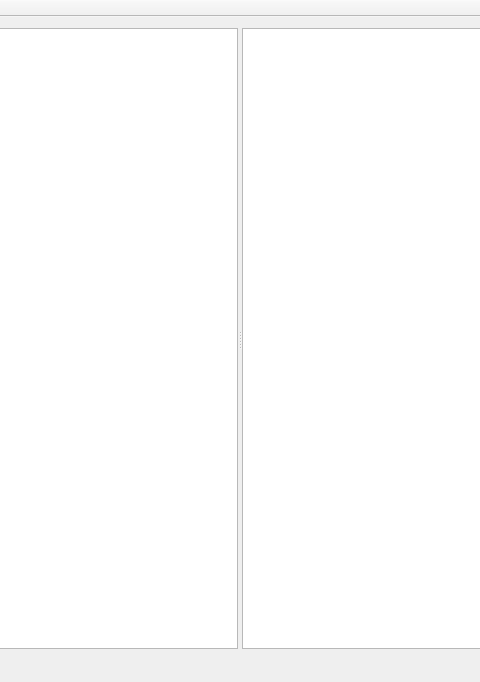
Above: cmainwindow.ui from birkeh/qtJukeBox before the change; both pictures show x 322 to 802 and y 0 to 682 of the 1124 by 682 pixel window. Below: the same form after it.
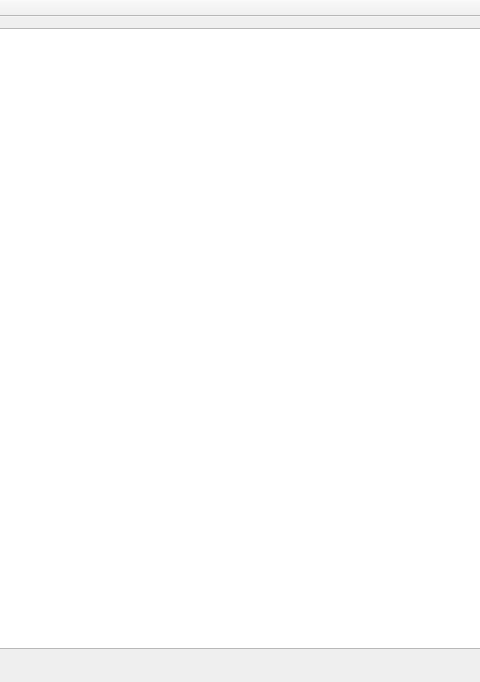
That is the form after the change.

What changed in the file:
```diff
--- a/cmainwindow.ui
+++ b/cmainwindow.ui
@@ -16,13 +16,7 @@
   <widget class="QWidget" name="centralWidget">
    <layout class="QGridLayout" name="gridLayout">
     <item row="0" column="0">
-     <widget class="QSplitter" name="m_lpSplitter">
-      <property name="orientation">
-       <enum>Qt::Horizontal</enum>
-      </property>
-      <widget class="QTreeView" name="m_lpMusicListOriginal"/>
-      <widget class="QTreeView" name="m_lpMusicListNew"/>
-     </widget>
+     <widget class="QTreeView" name="m_lpMusicList"/>
     </item>
    </layout>
   </widget>
```
